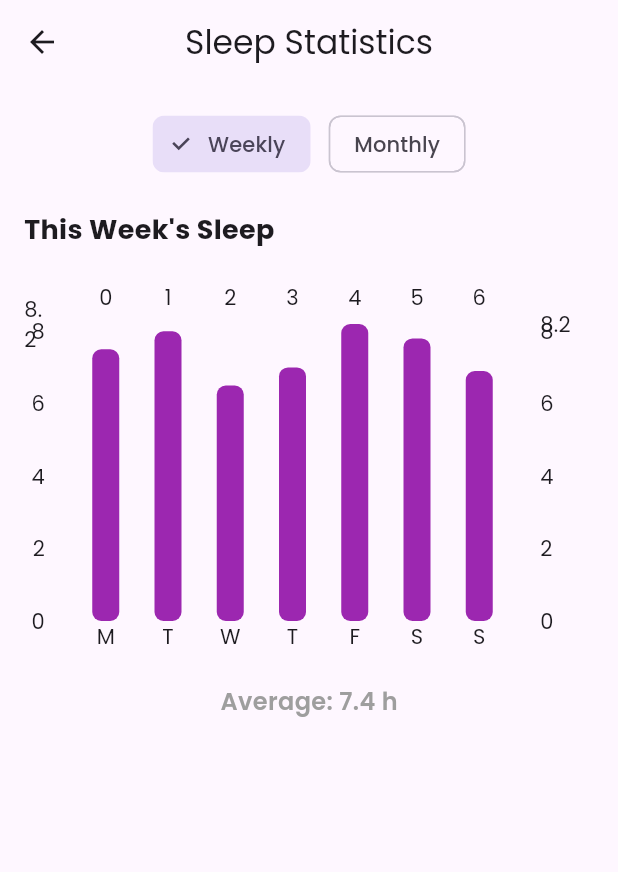
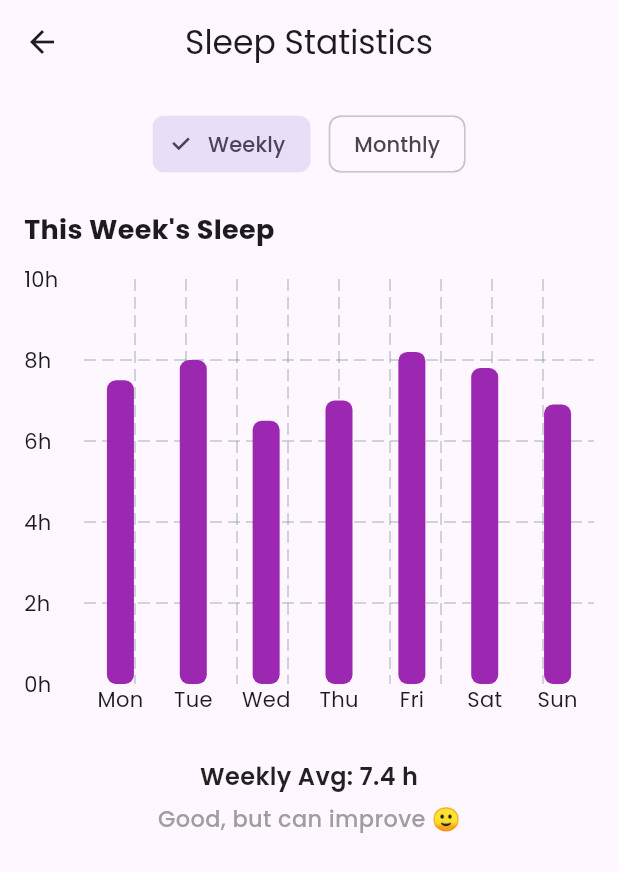
Before and after one commit to Liyo08/AlignMe, a Flutter app: the SleepPage screen opened directly, on a phone screen of 412 x 824 dp. Shown: the top 872 px of the screen. Run offline on Flutter 3.47's test engine with Material 3 defaults, Android fonts, the light colour scheme and no system bars; drawn by our look-alikes of fl_chart; our stand-ins replace flutter_switch, google_fonts.

Commit message:
sleeppage basic design done

```diff
--- a/lib/sleep_page.dart
+++ b/lib/sleep_page.dart
@@ -17,8 +17,17 @@ class _SleepPageState extends State<SleepPage> {
   // Dummy data for monthly (average per week)
   final List<double> monthlySleep = [7.2, 7.8, 6.9, 7.5];
 
+  String getVerdict(double avg) {
+    if (avg >= 7.5) return "Excellent Sleep 😴";
+    if (avg >= 6.5) return "Good, but can improve 🙂";
+    return "Poor Sleep 😟";
+  }
+
   @override
   Widget build(BuildContext context) {
+    final data = isWeekly ? weeklySleep : monthlySleep;
+    final avg = data.reduce((a, b) => a + b) / data.length;
+
     return Scaffold(
       appBar: AppBar(title: const Text("Sleep Statistics"), centerTitle: true),
       body: Padding(
@@ -59,31 +68,48 @@ class _SleepPageState extends State<SleepPage> {
 
             // Chart
             SizedBox(
-              height: 250,
+              height: isWeekly ? 300 : 250,
               child: BarChart(
                 BarChartData(
-                  gridData: FlGridData(show: false),
+                  gridData: FlGridData(show: true),
                   borderData: FlBorderData(show: false),
+                  alignment: BarChartAlignment.spaceAround,
+                  maxY: 10, // Max 10 hours sleep
                   titlesData: FlTitlesData(
                     leftTitles: AxisTitles(
-                      sideTitles: SideTitles(showTitles: true),
+                      sideTitles: SideTitles(
+                        showTitles: true,
+                        reservedSize: 40,
+                        interval: 2,
+                        getTitlesWidget: (value, meta) {
+                          return Text("${value.toInt()}h"); // Y-axis hours
+                        },
+                      ),
                     ),
                     bottomTitles: AxisTitles(
                       sideTitles: SideTitles(
                         showTitles: true,
+                        reservedSize: 30,
                         getTitlesWidget: (value, meta) {
                           if (isWeekly) {
-                            const days = ["M", "T", "W", "T", "F", "S", "S"];
+                            const days = ["Mon", "Tue", "Wed", "Thu", "Fri", "Sat", "Sun"];
+                            if (value.toInt() < days.length) {
                               return Text(days[value.toInt()]);
+                            }
                           } else {
                             const weeks = ["W1", "W2", "W3", "W4"];
+                            if (value.toInt() < weeks.length) {
                               return Text(weeks[value.toInt()]);
                             }
+                          }
+                          return const Text("");
                         },
                       ),
                     ),
+                    rightTitles: AxisTitles(sideTitles: SideTitles(showTitles: false)),
+                    topTitles: AxisTitles(sideTitles: SideTitles(showTitles: false)),
                   ),
-                  barGroups: (isWeekly ? weeklySleep : monthlySleep)
+                  barGroups: data
                       .asMap()
                       .entries
                       .map(
@@ -91,7 +117,7 @@ class _SleepPageState extends State<SleepPage> {
                           x: e.key,
                           barRods: [
                             BarChartRodData(
-                              toY: e.value,
+                              toY: e.value, // sleep hours
                               color: Colors.purple,
                               width: 18,
                               borderRadius: BorderRadius.circular(6),
@@ -106,16 +132,28 @@ class _SleepPageState extends State<SleepPage> {
 
             const SizedBox(height: 20),
 
-            // Summary
+            // Summary + Verdict
             Center(
-              child: Text(
+              child: Column(
+                children: [
+                  Text(
                     isWeekly
-                    ? "Average: ${(weeklySleep.reduce((a, b) => a + b) / weeklySleep.length).toStringAsFixed(1)} h"
-                    : "Monthly Avg: ${(monthlySleep.reduce((a, b) => a + b) / monthlySleep.length).toStringAsFixed(1)} h",
+                        ? "Weekly Avg: ${avg.toStringAsFixed(1)} h"
+                        : "Monthly Avg: ${avg.toStringAsFixed(1)} h",
                     style: const TextStyle(
                         fontSize: 16,
                         fontWeight: FontWeight.w600,
+                        color: Colors.black87),
+                  ),
+                  const SizedBox(height: 6),
+                  Text(
+                    getVerdict(avg),
+                    style: const TextStyle(
+                        fontSize: 15,
+                        fontWeight: FontWeight.w500,
                         color: Colors.grey),
+                  ),
+                ],
               ),
             ),
           ],
```
Lines whose indentation alone changed are shown as unchanged.
